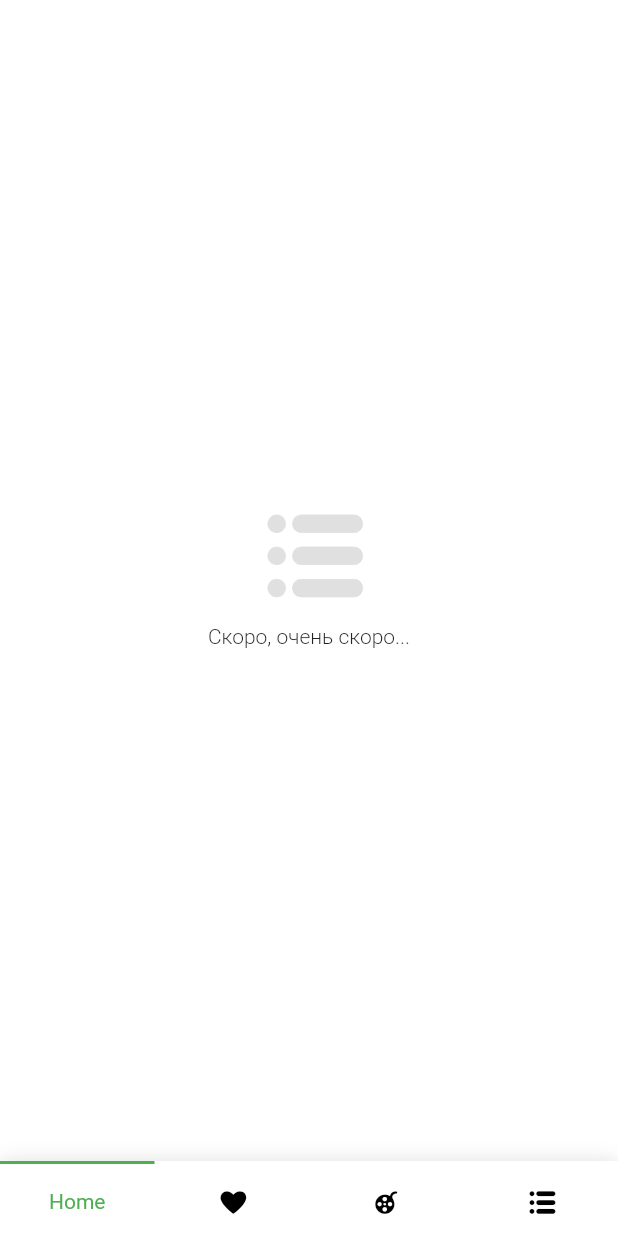
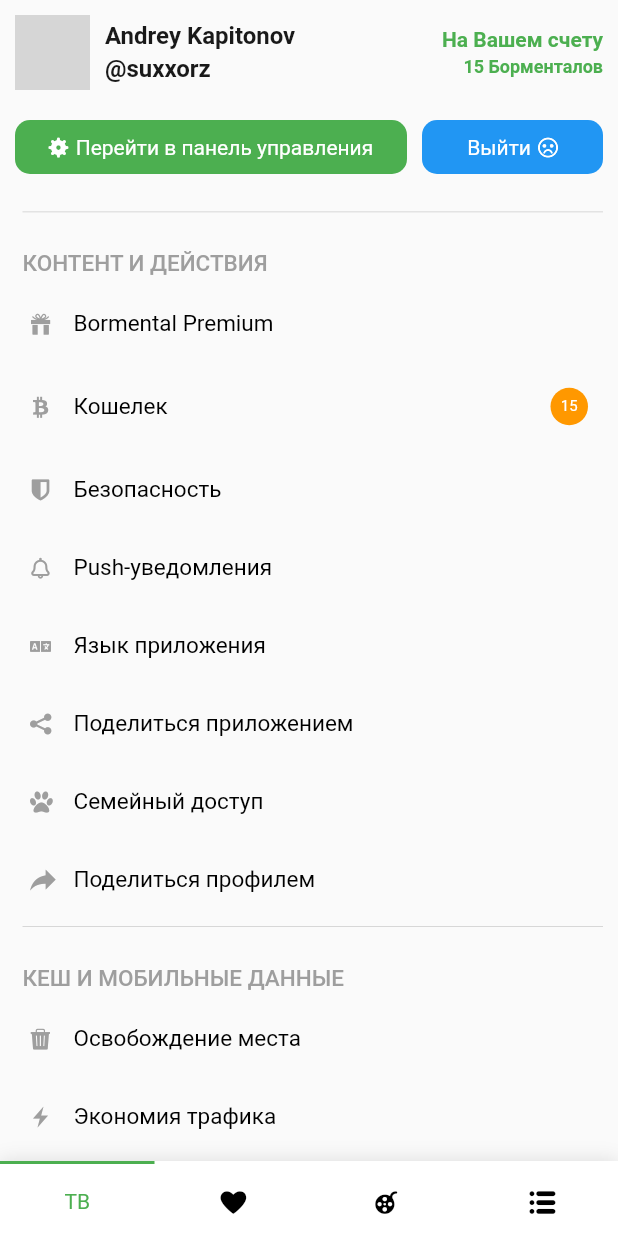
Before and after one commit to zikwall/bormental, a Flutter app: the screen it shows after launch, swiped to page 4, on a phone screen of 412 x 824 dp. Run offline on Flutter 3.47's test engine with Material 2 defaults, Android fonts, the light colour scheme and no system bars; our stand-ins replace animated_text_kit, better_player, flutter_staggered_animations, timelines, video_player, wakelock; network calls fail; grey boxes are pictures that could not be loaded.

Commit message:
wotk with menu, home v2, profile screen

```diff
--- a/lib/screens/home/v1/exit.dart
+++ b/lib/components/modals/exit.dart
@@ -60,7 +60,7 @@
                   Row(
                     children: <Widget>[
                       Text(
-                        'Уже уходите?',
+                        'Уже уходишь?',
                         style: Theme.of(context)
                             .textTheme
                             .headline5
@@ -72,7 +72,7 @@
                   ),
                   const Spacer(),
                   Text(
-                    'Может передумаете, у нас печеньки..',
+                    'Может передумаешь? У нас печеньки..',
                     style: Theme.of(context)
                         .textTheme
                         .subtitle1
@@ -87,7 +87,7 @@
                       ),
                       const Padding(padding: EdgeInsets.only(left: 10)),
                       Expanded(
-                        child: _button('Уйти', () => Navigator.pop(context, true)),
+                        child: _button('Я решил уйти', () => Navigator.pop(context, true)),
                       ),
                     ],
                   )
--- a/lib/screens/home/v2/screen.dart
+++ b/lib/screens/home/v2/screen.dart
@@ -10,10 +10,11 @@
 // application
 import 'package:bormental/components/bottom/navigation_bar.dart';
 import 'package:bormental/components/bottom/navigation_bar_item.dart';
-import 'package:bormental/screens/home/v1/exit.dart';
+import 'package:bormental/components/modals/exit.dart';
 
 // screens
 import 'package:bormental/components/comming/comming_soon.dart';
+import 'package:bormental/screens/menu/screen.dart';
 
 import 'home.dart';
 
@@ -22,7 +23,7 @@
     const HomeScreenV2(),
     const ComingSoon(Fontisto.heart),
     const ComingSoon(Fontisto.film),
-    const ComingSoon(Fontisto.nav_icon_list_a),
+    const MenuScreen(),
   ];
 }
 
@@ -101,10 +102,10 @@
               inactiveColor: Colors.black,
               onTap: onTapped,
               items: [
-                _bottomItem('Home', Fontisto.podcast),
-                _bottomItem('Favorite', Fontisto.heart),
-                _bottomItem('Films', Fontisto.film),
-                _bottomItem('Menu', Fontisto.nav_icon_list_a),
+                _bottomItem('ТВ', Fontisto.podcast),
+                _bottomItem('Избранное', Fontisto.heart),
+                _bottomItem('Фильмы', Fontisto.film),
+                _bottomItem('Еще', Fontisto.nav_icon_list_a),
               ],
             )
         ),
--- /dev/null
+++ b/lib/screens/menu/screen.dart
@@ -0,0 +1,395 @@
+// native
+import 'package:flutter/services.dart';
+import 'package:flutter/material.dart';
+
+// fonts
+import 'package:bormental/fonts/fontisto_icons.dart';
+
+// application
+
+
+class MenuScreen extends StatefulWidget {
+  const MenuScreen({Key? key}) : super(key: key);
+
+  @override
+  _MenuScreenState createState() => _MenuScreenState();
+}
+
+class _MenuScreenState extends State<MenuScreen> {
+  @override
+  Widget build(BuildContext context) {
+    final double statusBarHeight = MediaQuery.of(context).padding.top;
+
+    return AnnotatedRegion<SystemUiOverlayStyle>(
+      value: const SystemUiOverlayStyle(
+        statusBarColor: Colors.transparent,
+        systemNavigationBarIconBrightness: Brightness.dark,
+        statusBarIconBrightness: Brightness.dark,
+      ),
+      child: Scaffold(
+        body: Container(
+          width: MediaQuery.of(context).size.width,
+          height: MediaQuery.of(context).size.height,
+          padding: EdgeInsets.only(top: statusBarHeight+10, left: 10, right: 10),
+          child: SingleChildScrollView(
+            child: Column(
+              mainAxisAlignment: MainAxisAlignment.spaceBetween,
+              children: <Widget>[
+                Column(
+                  children: <Widget>[
+                    Row(
+                      mainAxisAlignment: MainAxisAlignment.spaceBetween,
+                      children: <Widget>[
+                        Row(
+                          mainAxisAlignment: MainAxisAlignment.start,
+                          crossAxisAlignment: CrossAxisAlignment.center,
+                          children: <Widget>[
+                            ClipRRect(
+                              borderRadius: BorderRadius.circular(10.0),
+                              child: Image.network(
+                                'https://lh3.googleusercontent.com/ogw/ADea4I5KM87L_DrqXxuVO7xsFWG17sg2y_soXASSX6hS=s83-c-mo',
+                                height: 50.0,
+                                width: 50.0,
+                              ),
+                            ),
+                            const SizedBox(width: 10),
+                            Column(
+                              mainAxisAlignment: MainAxisAlignment.start,
+                              crossAxisAlignment: CrossAxisAlignment.start,
+                              children: <Widget>[
+                                Text(
+                                  "Andrey Kapitonov",
+                                  style: TextStyle(
+                                    color: Colors.black.withOpacity(0.9),
+                                    fontWeight: FontWeight.bold,
+                                    fontSize: 16,
+                                  ),
+                                ),
+                                const SizedBox(height: 3),
+                                Text(
+                                  "@suxxorz",
+                                  style: TextStyle(
+                                    color: Colors.black.withOpacity(0.9),
+                                    fontWeight: FontWeight.bold,
+                                    fontSize: 16,
+                                  ),
+                                )
+                              ],
+                            )
+                          ],
+                        ),
+                        Column(
+                          mainAxisAlignment: MainAxisAlignment.start,
+                          crossAxisAlignment: CrossAxisAlignment.end,
+                          children: const <Widget>[
+                            Text(
+                              "На Вашем счету",
+                              style: TextStyle(
+                                color: Colors.green,
+                                fontWeight: FontWeight.bold,
+                                fontSize: 14,
+                              ),
+                            ),
+                            SizedBox(height: 3),
+                            Text(
+                              "15 Борменталов",
+                              style: TextStyle(
+                                color: Colors.green,
+                                fontWeight: FontWeight.bold,
+                                fontSize: 12,
+                              ),
+                            )
+                          ],
+                        )
+                      ],
+                    ),
+                    const SizedBox(height: 20),
+                    Row(
+                      mainAxisAlignment: MainAxisAlignment.start,
+                      crossAxisAlignment: CrossAxisAlignment.center,
+                      children: <Widget>[
+                        Expanded(
+                          flex: 2,
+                          child: InkWell(
+                            onTap: () {},
+                            child: Container(
+                              decoration: BoxDecoration(
+                                color: Colors.green,
+                                borderRadius: BorderRadius.circular(10),
+                              ),
+                              padding: const EdgeInsets.symmetric(vertical: 10),
+                              child: Row(
+                                mainAxisAlignment: MainAxisAlignment.center,
+                                crossAxisAlignment: CrossAxisAlignment.center,
+                                children: const [
+                                  Icon(
+                                    Fontisto.player_settings,
+                                    color: Colors.white,
+                                    size: 13,
+                                  ),
+                                  SizedBox(width: 5),
+                                  Text('Перейти в панель управления', style: TextStyle(
+                                    color: Colors.white,
+                                    fontSize: 14,
+                                  )),
+                                ],
+                              ),
+                            ),
+                          ),
+                        ),
+                        Expanded(
+                          flex: 1,
+                          child: Padding(
+                            padding: const EdgeInsets.only(left: 10),
+                            child: InkWell(
+                              onTap: () {},
+                              child: Container(
+                                decoration: BoxDecoration(
+                                  color: Colors.blue,
+                                  borderRadius: BorderRadius.circular(10),
+                                ),
+                                padding: const EdgeInsets.symmetric(vertical: 10),
+                                child: Row(
+                                  mainAxisAlignment: MainAxisAlignment.center,
+                                  crossAxisAlignment: CrossAxisAlignment.center,
+                                  children: const [
+                                    Text('Выйти', style: TextStyle(
+                                      color: Colors.white,
+                                      fontSize: 14,
+                                    )),
+                                    SizedBox(width: 5),
+                                    Icon(
+                                      Fontisto.frowning,
+                                      color: Colors.white,
+                                      size: 13,
+                                    )
+                                  ],
+                                ),
+                              ),
+                            ),
+                          ),
+                        )
+                      ],
+                    ),
+                    const SizedBox(height: 15),
+                    Column(
+                      mainAxisAlignment: MainAxisAlignment.start,
+                      crossAxisAlignment: CrossAxisAlignment.center,
+                      children: <Widget>[
+                        _buildHeaderItem('КОНТЕНТ И ДЕЙСТВИЯ'),
+                        _buildMenuItem(Fontisto.shopping_package, 'Bormental Premium', () {
+
+                        }),
+                        _buildMenuItem(Fontisto.bitcoin, 'Кошелек', () {
+
+                        },
+                            right: Container(
+                              width: 25,
+                              height: 25,
+                              decoration: BoxDecoration(
+                                  borderRadius: BorderRadius.circular(50),
+                                  color: Colors.orange
+                              ),
+                              child: const Center(
+                                child: Text('15', style: TextStyle(
+                                  fontSize: 10,
+                                  color: Colors.white,
+                                )),
+                              ),
+                            )
+                        ),
+                        _buildMenuItem(Fontisto.shield, 'Безопасность', () {
+
+                        }),
+                        _buildMenuItem(Fontisto.bell, 'Push-уведомления', () {
+
+                        }),
+                        _buildMenuItem(Fontisto.language, 'Язык приложения', () {
+
+                        }),
+                        _buildMenuItem(Fontisto.share, 'Поделиться приложением', () {
+
+                        }),
+                        _buildMenuItem(Fontisto.paw, 'Семейный доступ', () {
+
+                        }),
+                        _buildMenuItem(Fontisto.share_a, 'Поделиться профилем', () {
+
+                        }),
+                        _buildHeaderItem('КЕШ И МОБИЛЬНЫЕ ДАННЫЕ'),
+                        _buildMenuItem(Fontisto.trash, 'Освобождение места', () {
+
+                        }),
+                        _buildMenuItem(Fontisto.flash, 'Экономия трафика', () {
+
+                        }),
+                        _buildHeaderItem('ПОДДЕРЖКА'),
+                        _buildMenuItem(Fontisto.google_play, 'Оценить приложение', () {
+
+                        }),
+                        _buildMenuItem(Fontisto.paper_plane, 'Написать нам', () {
+
+                        }),
+                        _buildMenuItem(Fontisto.nav_icon_list, 'FAQ', () {
+
+                        }),
+                        _buildHeaderItem('ИФОРМАЦИЯ'),
+                        _buildMenuItem(Fontisto.file_1, 'Правила размещения контента', () {
+
+                        }),
+                        _buildMenuItem(Fontisto.persons, 'Правообладателям', () {
+
+                        }),
+                        _buildMenuItem(Fontisto.flag, 'Условия использования', () {
+
+                        }),
+                        _buildMenuItem(Fontisto.locked, 'Политика конфиденциальности', () {
+
+                        }),
+                        _buildMenuItem(Fontisto.info, 'О Проекте', () {
+
+                        }),
+                        _buildHeaderItem('ВХОД'),
+                        _buildMenuItem(Fontisto.arrow_swap, 'Сменить аккаунт', () {
+
+                        },
+                            right: const CircleAvatar(
+                              backgroundImage:
+                              NetworkImage('https://lh3.googleusercontent.com/ogw/ADea4I5KM87L_DrqXxuVO7xsFWG17sg2y_soXASSX6hS=s32-c-mo'),
+                              backgroundColor: Colors.transparent,
+                              radius: 10.0,
+                            )
+                        ),
+                        _buildMenuItem(Fontisto.power, 'Выход', () {
+
+                        }),
+                      ],
+                    ),
+                    const SizedBox(height: 25),
+                  ],
+                ),
+                Column(
+                  children: const <Widget>[
+                    Text('Bormental App', style: TextStyle(
+                      color: Colors.grey,
+                      fontSize: 13,
+                    )),
+                    SizedBox(height: 3),
+                    Text('build v22.9.5(20222009050)', style: TextStyle(
+                      color: Colors.grey,
+                      fontSize: 11,
+                    )),
+                    SizedBox(height: 10),
+                  ],
+                ),
+              ],
+            ),
+          ),
+        ),
+      ),
+    );
+  }
+}
+
+Widget _buildHeaderItem(String label) {
+  return (
+    Padding(
+      padding: EdgeInsets.only(left: 5),
+      child: Column(
+        mainAxisAlignment: MainAxisAlignment.start,
+        crossAxisAlignment: CrossAxisAlignment.start,
+        children: <Widget>[
+          SizedBox(height: 10),
+          Container(
+            height: 0.5,
+            color: Colors.grey.withOpacity(0.5),
+          ),
+          SizedBox(height: 25),
+          Text(label,
+              style: const TextStyle(
+                color: Colors.grey,
+                fontSize: 15,
+                fontWeight: FontWeight.w500
+              )
+          ),
+        ],
+      ),
+    )
+  );
+}
+
+Widget _buildOurSocials() {
+  return Row(
+    mainAxisAlignment: MainAxisAlignment.center,
+    crossAxisAlignment: CrossAxisAlignment.start,
+    children: const <Widget>[
+      Icon(
+        Fontisto.github,
+        color: Colors.black,
+        size: 20,
+      ),
+      SizedBox(width: 25),
+      Icon(
+        Fontisto.telegram,
+        color: Colors.black,
+        size: 20,
+      ),
+      SizedBox(width: 25),
+      Icon(
+        Fontisto.vk,
+        color: Colors.black,
+        size: 20,
+      ),
+      SizedBox(width: 25),
+      Icon(
+        Fontisto.facebook,
+        color: Colors.black,
+        size: 20,
+      ),
+      SizedBox(width: 25),
+      Icon(
+        Fontisto.behance,
+        color: Colors.black,
+        size: 20,
+      ),
+    ],
+  );
+}
+
+Widget _buildMenuItem(IconData icon, String label, onTap, { Widget? right }) {
+  final items = <Widget>[
+    Icon(
+      icon,
+      color: Colors.grey,
+      size: 14,
+    ),
+    const SizedBox(width: 15),
+    Text(label, style: const TextStyle(
+      color: Colors.black,
+      fontSize: 15,
+    )),
+  ];
+
+  if (right != null) {
+    items.add(const Spacer());
+    items.add(right);
+  }
+
+  return Padding(
+    padding: const EdgeInsets.only(top: 10),
+    child: InkWell(
+      onTap: onTap,
+      child: Container(
+        decoration: const BoxDecoration(
+          color: Colors.transparent,
+        ),
+        padding: const EdgeInsets.symmetric(vertical: 12, horizontal: 10),
+        child: Row(
+          mainAxisAlignment: MainAxisAlignment.start,
+          crossAxisAlignment: CrossAxisAlignment.center,
+          children: items,
+        ),
+      ),
+    ),
+  );
+}
--- a/lib/screens/profile/screen.dart
+++ b/lib/screens/profile/screen.dart
@@ -22,6 +22,8 @@
 
   @override
   Widget build(BuildContext context) {
+    final double statusBarHeight = MediaQuery.of(context).padding.top;
+
     return AnnotatedRegion<SystemUiOverlayStyle>(
       value: const SystemUiOverlayStyle(
         statusBarColor: Colors.transparent,
@@ -42,19 +44,25 @@
                   floating: true,
                   pinned: true,
                   toolbarHeight: 240,
-                  expandedHeight: 210,
+                  expandedHeight: 220,
                   titleSpacing: 10,
                   backgroundColor: Colors.white,
-                  flexibleSpace: FlexibleSpaceBar(
+                  flexibleSpace: Padding(
+                    padding: EdgeInsets.only(top: statusBarHeight),
+                    child: FlexibleSpaceBar(
                       collapseMode: CollapseMode.pin,
                       centerTitle: true,
                       background: Column(
-                      mainAxisAlignment: MainAxisAlignment.center,
-                      crossAxisAlignment: CrossAxisAlignment.center,
+                        mainAxisAlignment: MainAxisAlignment.start,
+                        crossAxisAlignment: CrossAxisAlignment.start,
                         children: <Widget>[
                           Row(
                             mainAxisSize: MainAxisSize.min,
                             mainAxisAlignment: MainAxisAlignment.spaceBetween,
+                            children: [
+                              Expanded(
+                                child: Row(
+                                  mainAxisSize: MainAxisSize.min,
                                   children: [
                                     IconButton(
                                       icon: Icon(
@@ -66,6 +74,17 @@
                                       onPressed: () {
                                         Navigator.pop(context);
                                       },
+                                    ),
+                                    Text(
+                                      "@suxxorz",
+                                      style: TextStyle(
+                                        color: Colors.black.withOpacity(0.9),
+                                        fontWeight: FontWeight.bold,
+                                        fontSize: 16,
+                                      ),
+                                    )
+                                  ],
+                                ),
                               ),
                               const Spacer(),
                               IconButton(
@@ -86,8 +105,18 @@
                                 color: Colors.grey,
                                 onPressed: () {},
                               ),
+                              IconButton(
+                                icon: Icon(
+                                  Fontisto.ban,
+                                  color: Colors.black,
+                                  size: 15,
+                                ),
+                                color: Colors.grey,
+                                onPressed: () {},
+                              ),
                             ],
                           ),
+                          SizedBox(height: 10),
                           Row(
                             mainAxisAlignment: MainAxisAlignment.center,
                             crossAxisAlignment: CrossAxisAlignment.center,
@@ -136,8 +165,8 @@
                               )
                             ],
                           ),
-                        SizedBox(height: 40),
                         ],
+                      ),
                     ),
                   ),
                   centerTitle: true,
```
Lines whose indentation alone changed are shown as unchanged.
